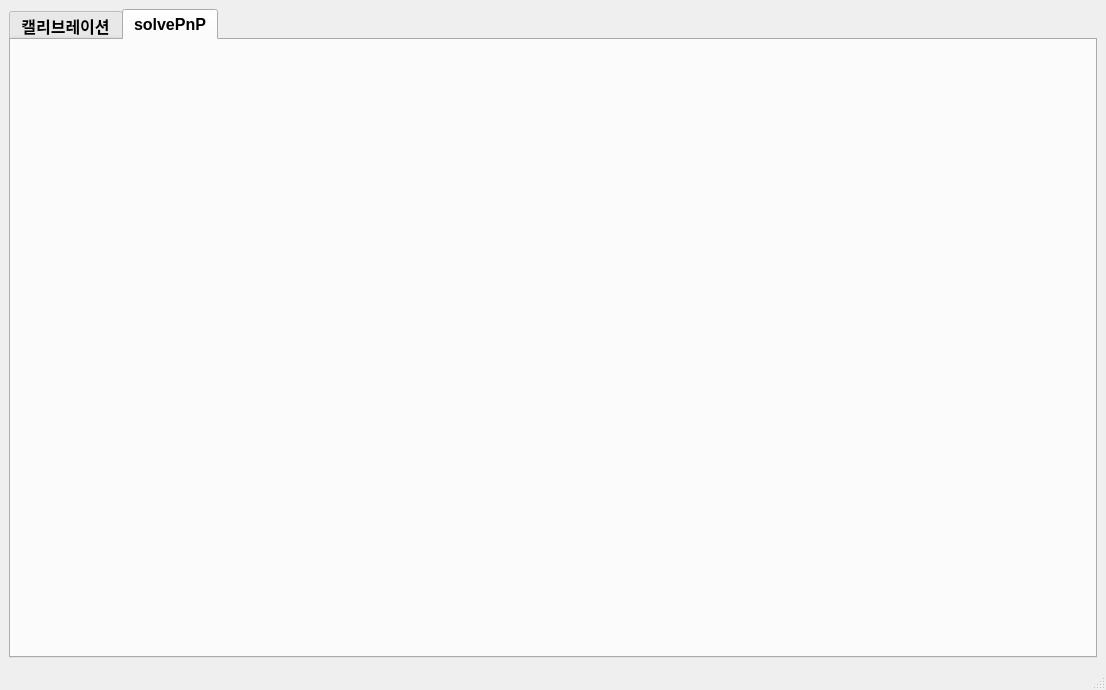
This is codes/window.ui in Songsungsang/Cali_Solvepnp_Program as Qt 5 draws it before an edit. The edited form follows.
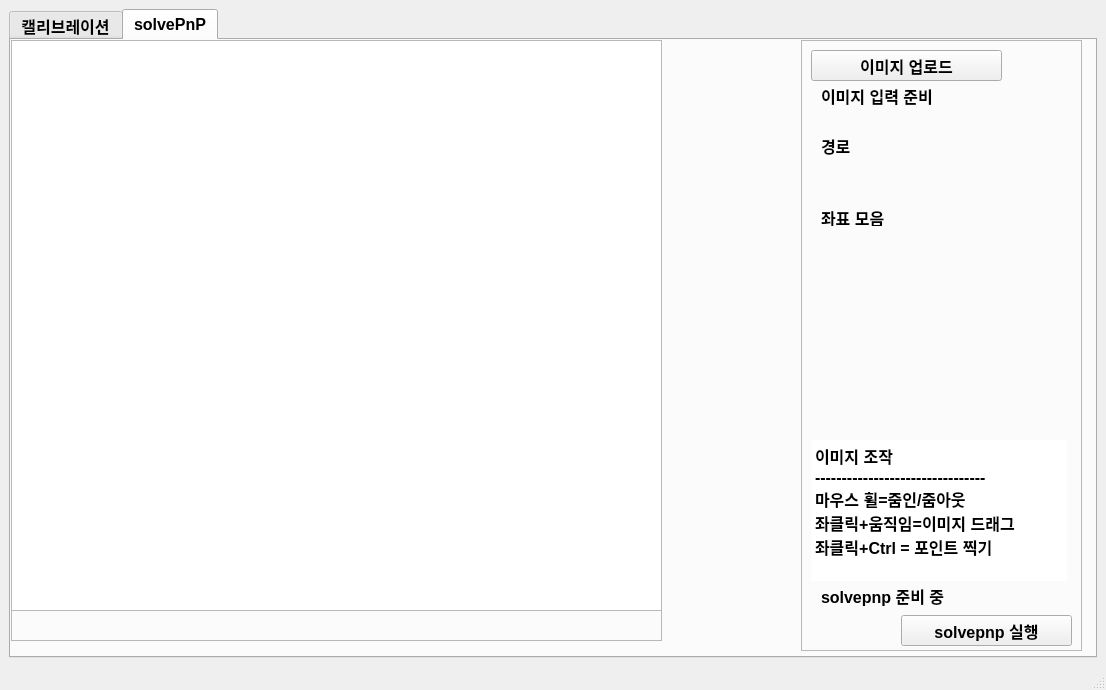
This is the edited form. The open tabs and pages were chosen to show the change.

Diff of the .ui file:
```diff
--- a/codes/window.ui
+++ b/codes/window.ui
@@ -367,6 +367,176 @@
        <attribute name="title">
         <string>solvePnP</string>
        </attribute>
+       <widget class="QFrame" name="frame_3">
+        <property name="geometry">
+         <rect>
+          <x>0</x>
+          <y>0</y>
+          <width>651</width>
+          <height>601</height>
+         </rect>
+        </property>
+        <property name="frameShape">
+         <enum>QFrame::Shape::StyledPanel</enum>
+        </property>
+        <property name="frameShadow">
+         <enum>QFrame::Shadow::Raised</enum>
+        </property>
+        <widget class="QGraphicsView" name="pnp_image_view">
+         <property name="geometry">
+          <rect>
+           <x>0</x>
+           <y>0</y>
+           <width>651</width>
+           <height>571</height>
+          </rect>
+         </property>
+        </widget>
+       </widget>
+       <widget class="QFrame" name="frame_4">
+        <property name="geometry">
+         <rect>
+          <x>790</x>
+          <y>0</y>
+          <width>281</width>
+          <height>611</height>
+         </rect>
+        </property>
+        <property name="frameShape">
+         <enum>QFrame::Shape::StyledPanel</enum>
+        </property>
+        <property name="frameShadow">
+         <enum>QFrame::Shadow::Raised</enum>
+        </property>
+        <widget class="QLabel" name="pnp_status">
+         <property name="geometry">
+          <rect>
+           <x>20</x>
+           <y>540</y>
+           <width>241</width>
+           <height>31</height>
+          </rect>
+         </property>
+         <property name="text">
+          <string>solvepnp 준비 중</string>
+         </property>
+        </widget>
+        <widget class="QPushButton" name="pnp_start">
+         <property name="geometry">
+          <rect>
+           <x>100</x>
+           <y>575</y>
+           <width>171</width>
+           <height>31</height>
+          </rect>
+         </property>
+         <property name="text">
+          <string>solvepnp 실행</string>
+         </property>
+        </widget>
+        <widget class="QWidget" name="widget_10" native="true">
+         <property name="geometry">
+          <rect>
+           <x>10</x>
+           <y>160</y>
+           <width>231</width>
+           <height>251</height>
+          </rect>
+         </property>
+         <widget class="QLabel" name="label_14">
+          <property name="geometry">
+           <rect>
+            <x>10</x>
+            <y>10</y>
+            <width>191</width>
+            <height>16</height>
+           </rect>
+          </property>
+          <property name="text">
+           <string>좌표 모음</string>
+          </property>
+         </widget>
+        </widget>
+        <widget class="QWidget" name="widget_13" native="true">
+         <property name="geometry">
+          <rect>
+           <x>10</x>
+           <y>10</y>
+           <width>261</width>
+           <height>141</height>
+          </rect>
+         </property>
+         <widget class="QPushButton" name="pnp_image_upload">
+          <property name="geometry">
+           <rect>
+            <x>0</x>
+            <y>0</y>
+            <width>191</width>
+            <height>31</height>
+           </rect>
+          </property>
+          <property name="text">
+           <string>이미지 업로드</string>
+          </property>
+         </widget>
+         <widget class="QLabel" name="pnp_image_status">
+          <property name="geometry">
+           <rect>
+            <x>10</x>
+            <y>30</y>
+            <width>181</width>
+            <height>31</height>
+           </rect>
+          </property>
+          <property name="text">
+           <string>이미지 입력 준비</string>
+          </property>
+         </widget>
+         <widget class="QLabel" name="pnp_image_path">
+          <property name="geometry">
+           <rect>
+            <x>10</x>
+            <y>60</y>
+            <width>251</width>
+            <height>71</height>
+           </rect>
+          </property>
+          <property name="text">
+           <string>경로</string>
+          </property>
+          <property name="wordWrap">
+           <bool>true</bool>
+          </property>
+         </widget>
+        </widget>
+        <widget class="QTextBrowser" name="textBrowser_3">
+         <property name="geometry">
+          <rect>
+           <x>10</x>
+           <y>400</y>
+           <width>256</width>
+           <height>141</height>
+          </rect>
+         </property>
+         <property name="frameShape">
+          <enum>QFrame::Shape::NoFrame</enum>
+         </property>
+         <property name="html">
+          <string>&lt;!DOCTYPE HTML PUBLIC &quot;-//W3C//DTD HTML 4.0//EN&quot; &quot;http://www.w3.org/TR/REC-html40/strict.dtd&quot;&gt;
+&lt;html&gt;&lt;head&gt;&lt;meta name=&quot;qrichtext&quot; content=&quot;1&quot; /&gt;&lt;meta charset=&quot;utf-8&quot; /&gt;&lt;style type=&quot;text/css&quot;&gt;
+p, li { white-space: pre-wrap; }
+hr { height: 1px; border-width: 0; }
+li.unchecked::marker { content: &quot;\2610&quot;; }
+li.checked::marker { content: &quot;\2612&quot;; }
+&lt;/style&gt;&lt;/head&gt;&lt;body style=&quot; font-family:'맑은 고딕'; font-size:12pt; font-weight:700; font-style:normal;&quot;&gt;
+&lt;p style=&quot; margin-top:0px; margin-bottom:0px; margin-left:0px; margin-right:0px; -qt-block-indent:0; text-indent:0px;&quot;&gt;이미지 조작&lt;/p&gt;
+&lt;p style=&quot; margin-top:0px; margin-bottom:0px; margin-left:0px; margin-right:0px; -qt-block-indent:0; text-indent:0px;&quot;&gt;--------------------------------&lt;/p&gt;
+&lt;p style=&quot; margin-top:0px; margin-bottom:0px; margin-left:0px; margin-right:0px; -qt-block-indent:0; text-indent:0px;&quot;&gt;마우스 휠=줌인/줌아웃&lt;/p&gt;
+&lt;p style=&quot; margin-top:0px; margin-bottom:0px; margin-left:0px; margin-right:0px; -qt-block-indent:0; text-indent:0px;&quot;&gt;좌클릭+움직임=이미지 드래그&lt;/p&gt;
+&lt;p style=&quot; margin-top:0px; margin-bottom:0px; margin-left:0px; margin-right:0px; -qt-block-indent:0; text-indent:0px;&quot;&gt;좌클릭+Ctrl = 포인트 찍기&lt;/p&gt;&lt;/body&gt;&lt;/html&gt;</string>
+         </property>
+        </widget>
+       </widget>
       </widget>
      </widget>
     </item>
```
Left out of the diff: 21 changed lines with no effect on the pictures.
